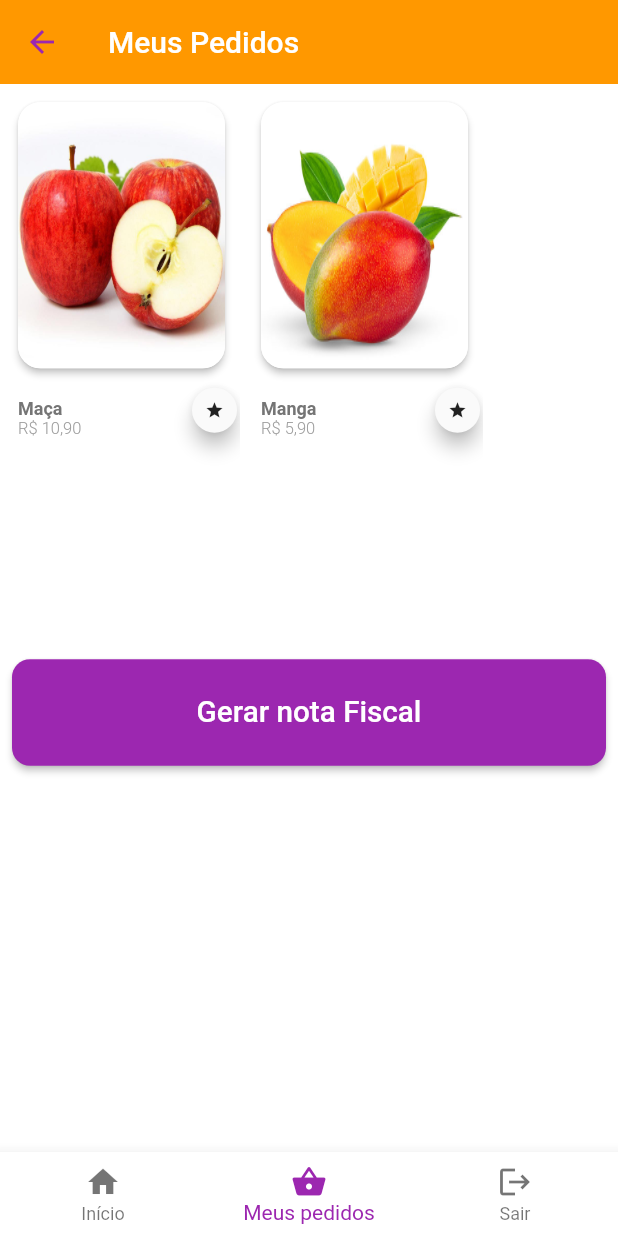
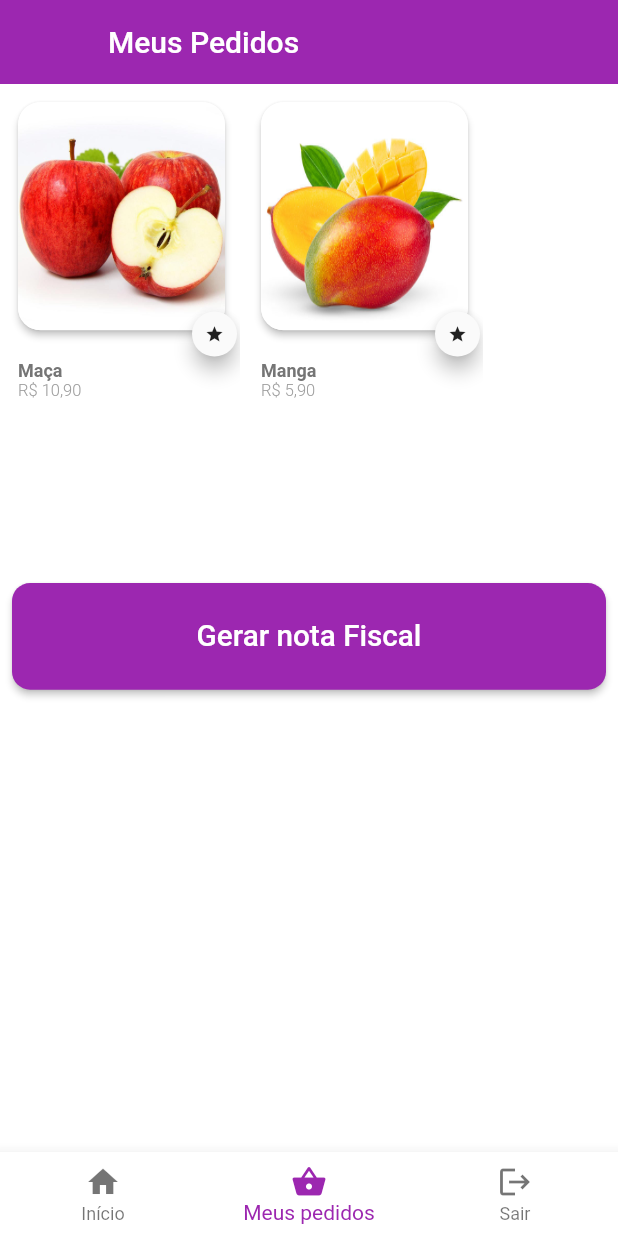
Before and after one commit to oapmartins/aplicacao-E-comerce, a Flutter app: the HomePage screen opened by its route, item 2 of the bottom bar chosen, on a phone screen of 412 x 824 dp. Run offline on Flutter 3.47's test engine with Material 2 defaults, Android fonts, the phone set to English and light mode, and no system bars; our stand-ins replace open_file, transparent_image; missing offline and left inert: syncfusion_flutter_pdf; Roboto replaces fonts that are missing (Muli).

Commit message:
Atualizando imagens readme

```diff
--- a/lib/components/card_produtos.dart
+++ b/lib/components/card_produtos.dart
@@ -34,7 +34,7 @@ class CardProdutos extends StatelessWidget {
                     clipBehavior: Clip.antiAlias,
                     child: Image.asset(
                       imagem,
-                      height: getProportionateScreenHeight(175),
+                      height: getProportionateScreenHeight(150),
                       width: getProportionateScreenWidth(150),
                       fit: BoxFit.fill,
                     ),
--- a/lib/screens/home/home_page.dart
+++ b/lib/screens/home/home_page.dart
@@ -36,7 +36,7 @@ class _HomePageState extends State<HomePage> {
   Widget build(BuildContext context) {
     return Scaffold(
       appBar: AppBar(
-        backgroundColor: Colors.orange,
+        backgroundColor: Colors.purple,
         title: Text(_paginaAtual == 0 ? 'Produtos' : 'Meus Pedidos'),
       ),
       backgroundColor: Colors.white,
--- a/lib/screens/home/meus_pedidos.dart
+++ b/lib/screens/home/meus_pedidos.dart
@@ -33,7 +33,7 @@ class _MeusPedidosState extends State<MeusPedidos> {
         crossAxisAlignment: CrossAxisAlignment.start,
         children: [
           SizedBox(
-            height: getProportionateScreenHeight(300),
+            height: getProportionateScreenHeight(250),
             child: ListView.builder(
               scrollDirection: Axis.horizontal,
               itemCount: listaProdutos.length,
--- a/lib/screens/home/produtos_inicio.dart
+++ b/lib/screens/home/produtos_inicio.dart
@@ -81,7 +81,7 @@ class _ProdutosInicioState extends State<ProdutosInicio> {
             ),
           ),
           SizedBox(
-            height: getProportionateScreenHeight(300),
+            height: getProportionateScreenHeight(250),
             child: ListView.builder(
               scrollDirection: Axis.horizontal,
               itemCount: listaProdutos.length,
@@ -105,7 +105,7 @@ class _ProdutosInicioState extends State<ProdutosInicio> {
             ),
           ),
           SizedBox(
-            height: getProportionateScreenHeight(300),
+            height: getProportionateScreenHeight(250),
             child: ListView.builder(
               scrollDirection: Axis.horizontal,
               itemCount: listaProdutos2.length,
```
Also changed, not shown: assets/images/github/carrinho.jpeg, assets/images/github/login.jpeg, assets/images/github/produtos.jpeg, assets/images/github/splash.jpeg, 1 other file.
